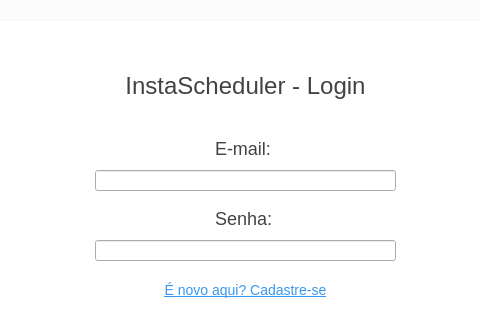
Above: login.ui from gabrielloliveira/instascheduler before the change; both pictures show x 155 to 635 and y 0 to 320 of the 800 by 500 pixel window. Below: the same form after it.
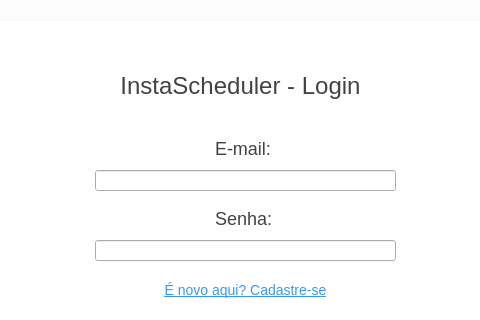
That is the form after the change.

```diff
--- a/login.ui
+++ b/login.ui
@@ -33,9 +33,9 @@
     </property>
     <property name="geometry">
      <rect>
-      <x>280</x>
+      <x>270</x>
       <y>70</y>
-      <width>241</width>
+      <width>251</width>
       <height>31</height>
      </rect>
     </property>
```
Left out of the diff: 2 changed lines with no effect on the pictures.
